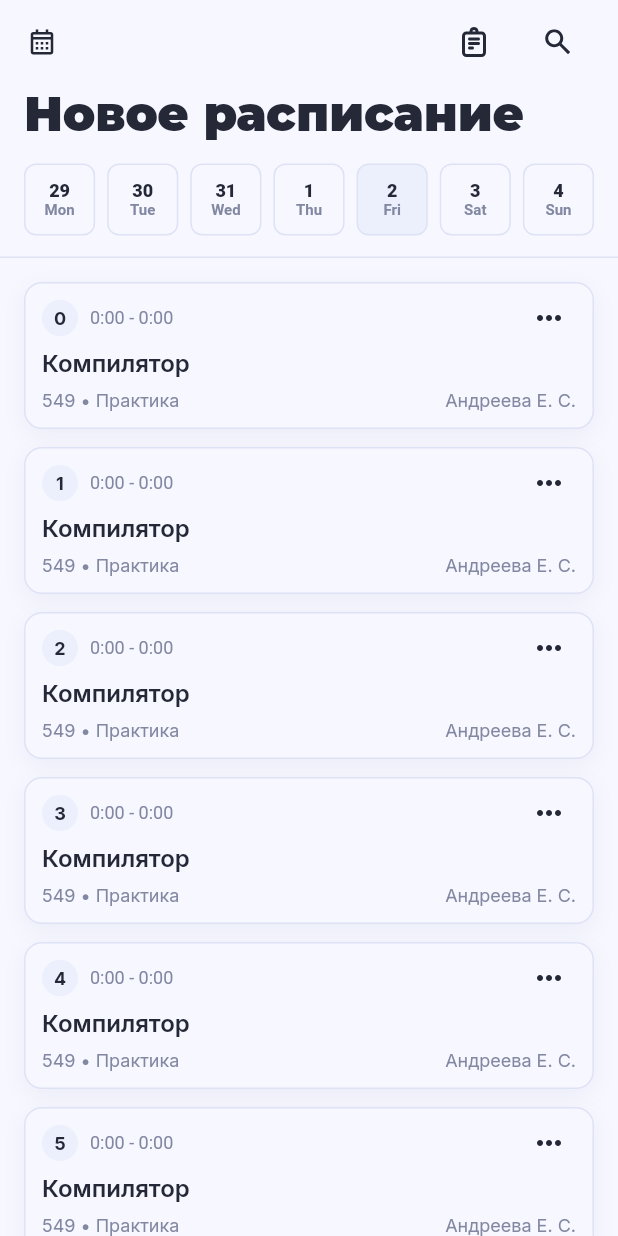
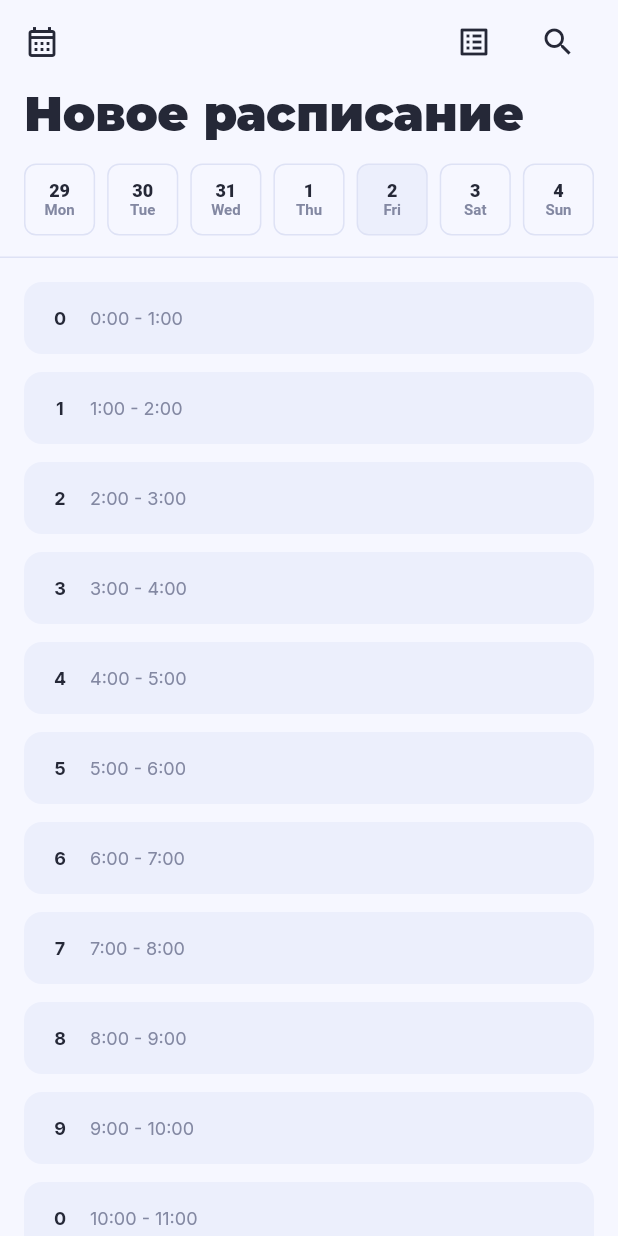
Before and after one commit to Null-Delta/StudRasp-Requiem, a Flutter app: the screen it shows after launch, on a phone screen of 412 x 824 dp. Run offline on Flutter 3.47's test engine with Material 2 defaults, Android fonts, the phone set to English and light mode, and no system bars; our stand-ins replace flutter_riverpod, flutter_svg, freezed_annotation, google_fonts; missing offline and left inert: day_night_time_picker; project files that could hold a hidden picture were left out.

Commit message:
More minor ui fixes

```diff
--- a/studrasp_requiem/lib/styles/app_theme.dart
+++ b/studrasp_requiem/lib/styles/app_theme.dart
@@ -20,6 +20,7 @@ class AppTheme {
         backgroundColor: colors.backgroundPrimary,
         foregroundColor: colors.accentPrimary,
         elevation: 0,
+        centerTitle: true,
       ),
       iconTheme: theme.iconTheme.copyWith(
         color: colors.accentPrimary,
--- a/studrasp_requiem/lib/ui/lesson_card/card_styles/editable_lesson_card.dart
+++ b/studrasp_requiem/lib/ui/lesson_card/card_styles/editable_lesson_card.dart
@@ -48,7 +48,7 @@ class EditableLessonCard extends StatelessWidget {
             child: LessonHeader(
               index: index,
               interval: interval,
-              rightWidget: PopupMenuButton<String>(
+              suffix: PopupMenuButton<String>(
                 onSelected: (name) {
                   for (var action in actions) {
                     if (action.text == name) {
--- a/studrasp_requiem/lib/ui/lesson_card/card_styles/empty_lesson_card.dart
+++ b/studrasp_requiem/lib/ui/lesson_card/card_styles/empty_lesson_card.dart
@@ -9,24 +9,25 @@ import '../lesson_header.dart';
 class EmptyLessonCard extends StatelessWidget {
   final int index;
   final TimeInterval interval;
-  final Function onTap;
+  final Function? onTap;
   final String? text;
 
   const EmptyLessonCard({
     Key? key,
     required this.index,
     required this.interval,
-    required this.onTap,
+    this.onTap,
     this.text,
   }) : super(key: key);
 
   @override
   Widget build(BuildContext context) {
     final colors = context.colors;
+    final textStyles = context.textStyles;
 
     return GestureDetector(
       onTap: () {
-        onTap();
+        onTap?.call();
       },
       child: DecoratedBox(
         decoration: BoxDecoration(
@@ -34,23 +35,27 @@ class EmptyLessonCard extends StatelessWidget {
           borderRadius: BurderRadiusStyles.large,
         ),
         child: Padding(
-          padding: const EdgeInsets.only(left: 12, right: 6, top: 6, bottom: 6),
+          padding:
+              const EdgeInsets.only(left: 12, right: 12, top: 6, bottom: 6),
           child: LessonHeader(
             index: index,
             interval: interval,
-            rightWidget: SizedBox(
-              width: 36,
-              height: 36,
-              child: IconButton(
-                onPressed: () {
-                  onTap();
-                },
-                splashRadius: 24,
-                iconSize: 24,
-                icon: Assets.images.iconPlusOutline.svg(color: colors.accentPrimary),
-              ),
-            ),
-            customText: text,
+            suffix: onTap != null
+                ? text != null
+                    ? Text(
+                        text!,
+                        style: textStyles.smallLabel!.copyWith(
+                          color: colors.disable,
+                        ),
+                      )
+                    : Container(
+                        child: Assets.images.iconPlusOutline.svg(
+                          color: colors.accentPrimary,
+                          height: 24,
+                          width: 24,
+                        ),
+                      )
+                : null,
           ),
         ),
       ),
--- a/studrasp_requiem/lib/ui/lesson_card/card_styles/default_lesson_card.dart
+++ b/studrasp_requiem/lib/ui/lesson_card/card_styles/lesson_card.dart
@@ -57,11 +57,12 @@ class LessonCard extends StatelessWidget {
       child: Column(
         children: [
           Padding(
-            padding: const EdgeInsets.only(left: 12, top: 6, bottom: 0, right: 12),
+            padding:
+                const EdgeInsets.only(left: 12, top: 6, bottom: 0, right: 12),
             child: LessonHeader(
               index: index,
               interval: interval,
-              rightWidget: Text(
+              suffix: Text(
                 isCurrent ? "До конца: 9:00" : "",
                 style: textStyles.smallLabel!.copyWith(color: colors.disable),
               ),
--- a/studrasp_requiem/lib/ui/lesson_card/lesson_body.dart
+++ b/studrasp_requiem/lib/ui/lesson_card/lesson_body.dart
@@ -28,19 +28,27 @@ class LessonBody extends StatelessWidget {
                 child: Text(
                   lesson.name,
                   textAlign: TextAlign.left,
-                  style:
-                      textStyles.subtitle!.copyWith(color: isCurrent ? colors.backgroundPrimary : colors.accentPrimary),
+                  maxLines: 3,
+                  overflow: TextOverflow.ellipsis,
+                  style: textStyles.subtitle!.copyWith(
+                    color: isCurrent
+                        ? colors.backgroundPrimary
+                        : colors.accentPrimary,
+                  ),
                 ),
               ),
             ],
           ),
-          const SizedBox(
-            height: 8,
-          ),
-          Row(
+          if (lesson.audience != '' ||
+              lesson.type != '' ||
+              lesson.teacher != '')
+            Padding(
+              padding: const EdgeInsets.only(top: 8),
+              child: Row(
                 children: [
+                  if (lesson.audience != '' || lesson.type != '')
                     Text(
-                "${lesson.audience} • ${lesson.type}",
+                      '${lesson.audience} ${lesson.audience != '' && lesson.type != '' ? '•' : ''} ${lesson.type}',
                       maxLines: 1,
                       textAlign: TextAlign.left,
                       style: textStyles.smallLabel!.copyWith(
@@ -48,6 +56,7 @@ class LessonBody extends StatelessWidget {
                       ),
                     ),
                   const Spacer(),
+                  if (lesson.teacher != '')
                     Text(
                       lesson.teacher,
                       maxLines: 1,
@@ -57,6 +66,7 @@ class LessonBody extends StatelessWidget {
                       ),
                     ),
                 ],
+              ),
             )
         ],
       ),
--- a/studrasp_requiem/lib/ui/lesson_card/lesson_header.dart
+++ b/studrasp_requiem/lib/ui/lesson_card/lesson_header.dart
@@ -7,14 +7,14 @@ import '../../styles/widget_styles.dart';
 class LessonHeader extends StatelessWidget {
   final int index;
   final TimeInterval interval;
-  final Widget rightWidget;
+  final Widget? suffix;
   final String? customText;
 
   const LessonHeader({
     Key? key,
     required this.index,
     required this.interval,
-    required this.rightWidget,
+    this.suffix,
     this.customText,
   }) : super(key: key);
 
@@ -23,7 +23,9 @@ class LessonHeader extends StatelessWidget {
     final colors = context.colors;
     final textStyles = context.textStyles;
 
-    return Row(
+    return SizedBox(
+      height: 36,
+      child: Row(
         children: [
           Container(
             width: 24,
@@ -35,29 +37,23 @@ class LessonHeader extends StatelessWidget {
             ),
             child: Text(
               index.toString(),
-            style: textStyles.smallLabel!.copyWith(fontWeight: FontWeight.bold),
+              style:
+                  textStyles.smallLabel!.copyWith(fontWeight: FontWeight.bold),
             ),
           ),
           const SizedBox(
             width: 8,
           ),
           Text(
-          customText ??
             "${interval.from.inHours}:${interval.from.inMinutes % 60 >= 10 ? (interval.from.inMinutes % 60).toString() : '${interval.from.inMinutes % 60}0'} - ${interval.to.inHours}:${interval.to.inMinutes % 60 >= 10 ? (interval.to.inMinutes % 60).toString() : '${interval.to.inMinutes % 60}0'}",
-          style: TextStyle(
+            style: textStyles.smallLabel!.copyWith(
               color: colors.disable,
-          ).copyWith(
-            fontSize: 12,
-            fontWeight: FontWeight.normal,
             ),
           ),
           const Spacer(),
-        Container(
-          height: 36,
-          alignment: Alignment.center,
-          child: rightWidget,
-        )
+          if (suffix != null) suffix!
         ],
+      ),
     );
   }
 }
--- a/studrasp_requiem/lib/ui/timetable_page/timetable_page.dart
+++ b/studrasp_requiem/lib/ui/timetable_page/timetable_page.dart
@@ -7,10 +7,10 @@ import '../../models/timetable/timetable_model.dart';
 import '../../models/timetable_config/timetable_config_model.dart';
 import '../../models/user/user_model.dart';
 import '../../providers/providers.dart';
-import '../lesson_card/card_styles/default_lesson_card.dart';
-import '../lesson_card/card_styles/editable_lesson_card.dart';
+import '../lesson_card/card_styles/lesson_card.dart';
 import '../search_page/search_page.dart';
-import '../timetable_list_pages/tima_table_list_page.dart';
+import '../timetable_editor_page/timetable_editor_page.dart';
+import '../timetable_list_pages/timetable_list_page.dart';
 import '../timetable_list_pages/widgets/time_table_card.dart';
 import '../widgets/week_timeline.dart';
 
@@ -18,7 +18,6 @@ import '../../models/lesson/lesson_model.dart';
 import '../../models/time_interval/time_interval_model.dart';
 import '../../styles/build_context_extension.dart';
 import '../lesson_card/card_styles/empty_lesson_card.dart';
-import '../widgets/popup_menu_action.dart';
 
 class TimetablePage extends ConsumerStatefulWidget {
   const TimetablePage({Key? key}) : super(key: key);
@@ -38,20 +37,20 @@ class _TimetablePageState extends ConsumerState<TimetablePage> {
       appBar: AppBar(
         backgroundColor: colors.backgroundPrimary,
         leading: IconButton(
-          icon: Assets.images.calendar.svg(color: colors.accentPrimary),
+          icon: const Icon(Icons.calendar_month_outlined),
           splashRadius: 24,
           onPressed: () {},
         ),
         actions: [
           IconButton(
-            icon: Assets.images.iconDocOutline.svg(color: colors.accentPrimary),
+            icon: const Icon(Icons.list_alt),
             splashRadius: 24,
             onPressed: () {
               Navigator.push(
                 context,
                 MaterialPageRoute(
                   builder: (context) {
-                    return const TimeTableListPage();
+                    return const TimetableListPage();
                   },
                 ),
               );
@@ -61,7 +60,7 @@ class _TimetablePageState extends ConsumerState<TimetablePage> {
             width: 8,
           ),
           IconButton(
-            icon: Assets.images.search.svg(color: colors.accentPrimary),
+            icon: const Icon(Icons.search),
             splashRadius: 24,
             onPressed: () {
               Navigator.push(
@@ -77,9 +76,17 @@ class _TimetablePageState extends ConsumerState<TimetablePage> {
                             id: "0",
                             name: "${Random().nextInt(100)}",
                             days: [],
-                            owner: const User(id: "0", name: "JakeApps", avatarUrl: ""),
+                            owner: const User(
+                              id: "0",
+                              name: "JakeApps",
+                              avatarUrl: "",
+                            ),
                             editors: [],
-                            lastEditor: const User(id: "0", name: "JakeApps", avatarUrl: ""),
+                            lastEditor: const User(
+                              id: "0",
+                              name: "JakeApps",
+                              avatarUrl: "",
+                            ),
                             creationDate: DateTime.now(),
                             lastUpdateDate: DateTime.now(),
                             config: TimetableConfig.empty(),
@@ -87,7 +94,7 @@ class _TimetablePageState extends ConsumerState<TimetablePage> {
                         );
                       },
                       itemBuilder: (table) {
-                        return TimeTableCard(
+                        return TimetableCard(
                           timeTable: table,
                           button: IconButton(
                             onPressed: () {},
@@ -114,7 +121,20 @@ class _TimetablePageState extends ConsumerState<TimetablePage> {
       body: Column(
         crossAxisAlignment: CrossAxisAlignment.start,
         children: [
-          Padding(
+          InkWell(
+            onTap: () {
+              Navigator.push(
+                context,
+                MaterialPageRoute(
+                  builder: (context) {
+                    return TimetableEditorPage(
+                      timeTable: ref.watch(currentTimetable),
+                    );
+                  },
+                ),
+              );
+            },
+            child: Padding(
               padding: const EdgeInsets.symmetric(horizontal: 16),
               child: Text(
                 ref.watch(currentTimetable.select((value) => value.name)),
@@ -122,6 +142,7 @@ class _TimetablePageState extends ConsumerState<TimetablePage> {
                 overflow: TextOverflow.ellipsis,
                 style: textStyles.largeTitle,
                 textAlign: TextAlign.start,
+              ),
             ),
           ),
           const WeekTimeline(),
@@ -141,7 +162,7 @@ class _TimetablePageState extends ConsumerState<TimetablePage> {
                 );
               },
               itemBuilder: (context, index) {
-                final type = Random().nextInt(100) % 3;
+                final type = Random().nextInt(100) % 2;
                 if (type == 0) {
                   return EmptyLessonCard(
                     index: index % 10,
@@ -149,9 +170,8 @@ class _TimetablePageState extends ConsumerState<TimetablePage> {
                       from: Duration(hours: index),
                       to: Duration(hours: index + 1),
                     ),
-                    onTap: () {},
                   );
-                } else if (type == 1) {
+                } else {
                   return LessonCard(
                     index: index % 10,
                     lesson: Lesson.random(),
@@ -159,30 +179,6 @@ class _TimetablePageState extends ConsumerState<TimetablePage> {
                       from: Duration(hours: index),
                       to: Duration(hours: index + 1),
                     ),
-                  );
-                } else {
-                  return EditableLessonCard(
-                    index: index % 10,
-                    interval: const TimeInterval(from: Duration(), to: Duration()),
-                    lesson: Lesson.random(),
-                    actions: [
-                      PopupMenuAction(
-                        text: "Изменить",
-                        icon: Assets.images.iconEditOutline.svg(color: colors.accentPrimary),
-                        action: () {},
-                      ),
-                      PopupMenuAction(
-                        text: "Копировать пару",
-                        icon: Assets.images.calendar.svg(color: colors.accentPrimary),
-                        action: () {},
-                      ),
-                      PopupMenuAction(
-                        text: "Удалить",
-                        icon: Assets.images.trashFull.svg(color: colors.destructive),
-                        action: () {},
-                        style: PopupMenuActionStyle.destructive,
-                      ),
-                    ],
                   );
                 }
               },
```
Also changed, not shown: studrasp_requiem/lib/ui/lesson_editor_page/lesson_editor_page.dart (+4 -7 lines), studrasp_requiem/lib/ui/search_page/search_page.dart (+8 -6 lines), studrasp_requiem/lib/ui/timetable_editor_page/timetable_editor_page.dart (+31 -19 lines), studrasp_requiem/lib/ui/timetable_list_pages/timetable_list_page.dart (renamed from studrasp_requiem/lib/ui/timetable_list_pages/tima_table_list_page.dart, +10 -9 lines), studrasp_requiem/lib/ui/timetable_list_pages/widgets/time_table_card.dart (+6 -4 lines), studrasp_requiem/lib/ui/timetable_settings_page/timetable_settings_page.dart (+4 -4 lines). Lines whose indentation alone changed are shown as unchanged.
